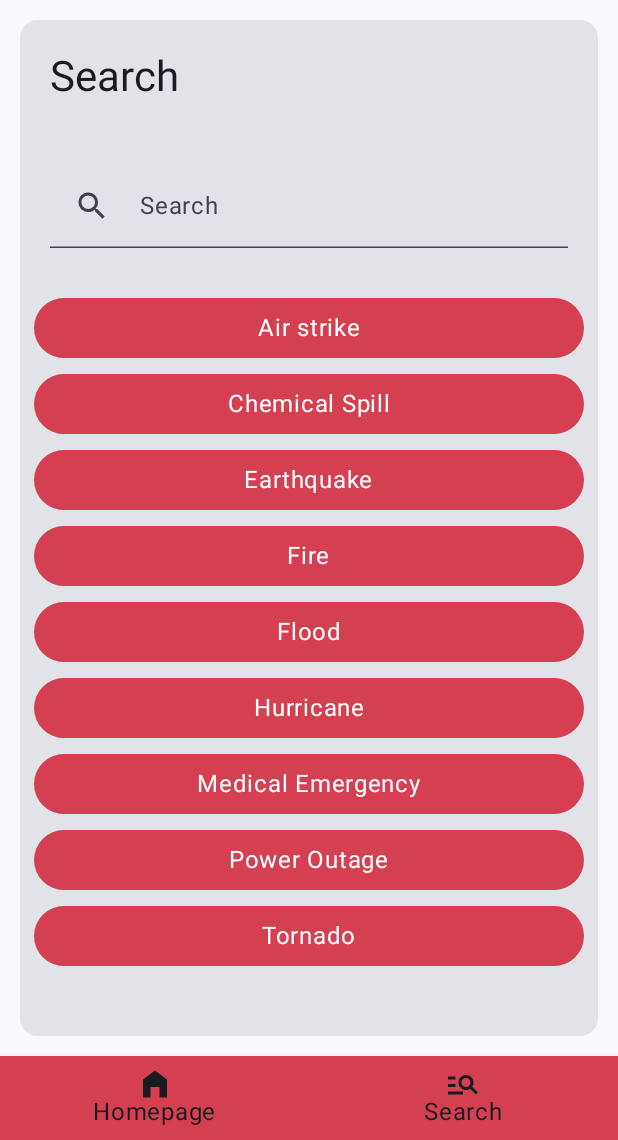
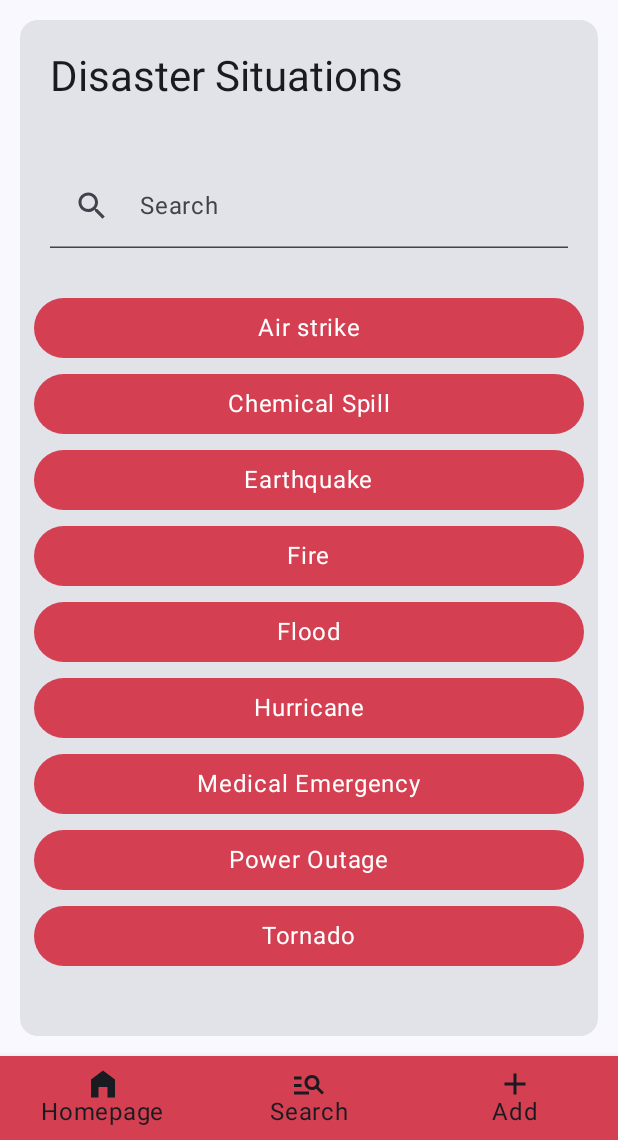
Before and after one commit to mgyanku/emergency-exit-app, an Android app built with Jetpack Compose: the SearchScreen screen opened through its navigation route, on a phone screen of 412 x 824 dp, the part 96-1236 px from its top. Run offline under Robolectric (Android 15) with nearby library versions, the phone set to English and light mode, and no system bars; our stand-ins replace Room's generated code, livedata-compose.

Commit message:
add Situations screen design added

```diff
--- a/app/src/main/java/nl/hva/emergencyexitapp/MainActivity.kt
+++ b/app/src/main/java/nl/hva/emergencyexitapp/MainActivity.kt
@@ -31,6 +31,7 @@ import androidx.navigation.compose.currentBackStackEntryAsState
 import androidx.navigation.compose.rememberNavController
 import nl.hva.emergencyexitapp.ui.theme.EmergencyExitAppTheme
 import nl.hva.emergencyexitapp.ui.theme.coralPink
+import nl.hva.emergencyexitapp.ui.theme.screens.AddScreen
 import nl.hva.emergencyexitapp.ui.theme.screens.AppScreens
 import nl.hva.emergencyexitapp.ui.theme.screens.HomeScreen
 import nl.hva.emergencyexitapp.ui.theme.screens.InstructionScreen
@@ -115,6 +116,9 @@ private fun AppNavHost(navController: NavHostController, modifier: Modifier) {
                 InstructionScreen(navController, viewModel, -1)
             }
         }
+        composable(route = AppScreens.AddScreen.route) {
+            AddScreen(navController, viewModel)
+        }
     }
 }
 
@@ -122,7 +126,8 @@ private fun AppNavHost(navController: NavHostController, modifier: Modifier) {
 fun BottomNav(navController: NavHostController) {
     val items = listOf(
         AppScreens.HomeScreen,
-        AppScreens.SearchScreen)
+        AppScreens.SearchScreen,
+        AppScreens.AddScreen)
     BottomNavigation(
         modifier = Modifier,
         backgroundColor = coralPink
--- a/app/src/main/java/nl/hva/emergencyexitapp/ui/theme/screens/AppScreens.kt
+++ b/app/src/main/java/nl/hva/emergencyexitapp/ui/theme/screens/AppScreens.kt
@@ -11,4 +11,5 @@ sealed class AppScreens (
     object HomeScreen: AppScreens("home_screen", R.string.home , R.drawable.home)
     object SearchScreen: AppScreens("search_screen", R.string.search , R.drawable.search)
     object InstructionScreen: AppScreens("instruction_screen", R.string.search , R.drawable.instruction)
+    object AddScreen: AppScreens("add_screen", R.string.add , R.drawable.add)
 }
--- a/app/src/main/java/nl/hva/emergencyexitapp/ui/theme/screens/InstructionScreen.kt
+++ b/app/src/main/java/nl/hva/emergencyexitapp/ui/theme/screens/InstructionScreen.kt
@@ -1,6 +1,7 @@
 package nl.hva.emergencyexitapp.ui.theme.screens
 
 import androidx.compose.foundation.layout.Column
+import androidx.compose.foundation.layout.Row
 import androidx.compose.foundation.layout.Spacer
 import androidx.compose.foundation.layout.fillMaxSize
 import androidx.compose.foundation.layout.padding
@@ -15,6 +16,7 @@ import androidx.compose.ui.unit.dp
 import androidx.navigation.NavHostController
 import nl.hva.emergencyexitapp.R
 import nl.hva.emergencyexitapp.data.model.Situation
+import nl.hva.emergencyexitapp.ui.theme.black
 import nl.hva.emergencyexitapp.ui.theme.coralPink
 import nl.hva.emergencyexitapp.viewmodel.SituationViewModel
 
@@ -54,7 +56,7 @@ fun InstructionScreen(
                     Text(text = "Something went wrong.")
                 }
             }
-            Column(
+            Row(
                 modifier = Modifier.padding(15.dp)
             ) {
                 Button(
--- a/app/src/main/java/nl/hva/emergencyexitapp/ui/theme/screens/SearchScreen.kt
+++ b/app/src/main/java/nl/hva/emergencyexitapp/ui/theme/screens/SearchScreen.kt
@@ -97,7 +97,7 @@ fun SearchScreen(navHostController: NavHostController, viewModel: SituationViewM
                     },
                     placeholder = {
                         Text(
-                            text = stringResource(id = R.string.search_title)
+                            text = stringResource(id = R.string.search_bar)
                         )
                     },
                     singleLine = true,
--- a/app/src/main/java/nl/hva/emergencyexitapp/ui/theme/screens/SettingsScreen.kt
+++ /dev/null
@@ -1,4 +0,0 @@
-package nl.hva.emergencyexitapp.ui.theme.screens
-
-class SettingsScreen {
-}
--- /dev/null
+++ b/app/src/main/res/drawable/add.xml
@@ -0,0 +1,5 @@
+<vector android:height="24dp" android:tint="#EC92AB"
+    android:viewportHeight="24" android:viewportWidth="24"
+    android:width="24dp" xmlns:android="http://schemas.android.com/apk/res/android">
+    <path android:fillColor="@android:color/white" android:pathData="M19,13h-6v6h-2v-6H5v-2h6V5h2v6h6v2z"/>
+</vector>
--- a/app/src/main/res/values/strings.xml
+++ b/app/src/main/res/values/strings.xml
@@ -2,6 +2,7 @@
     <string name="app_name">Emergency Exit App</string>
     <string name="home">Homepage</string>
     <string name="search">Search</string>
+    <string name="add">Add</string>
 
     <string name="situation_widget_title">Current Situation</string>
     <string name="situation_widget_status">Flood warning</string>
@@ -9,9 +10,12 @@
         Please take immediate precautions and ensure your safety and that of your loved ones.</string>
     <string name="situation_widget_button_instructions">Instructions</string>
     <string name="situation_widget_button_help">/?</string>
-
     <string name="speed_dial_widget_title">Speed dial</string>
-
-    <string name="search_title">Search</string>
+    <string name="search_title">Disaster Situations</string>
+    <string name="search_bar">Search</string>
+    <string name="add_summary">You can add your own situation with instruction!
+        All columns must be filled in.</string>
+    <string name="add_title">Add an instruction</string>
+    <string name="add_button">Add</string>
 
 </resources>
```
Also changed, not shown: app/src/main/java/nl/hva/emergencyexitapp/ui/theme/screens/AddScreen.kt (added, +105 -0 lines).
